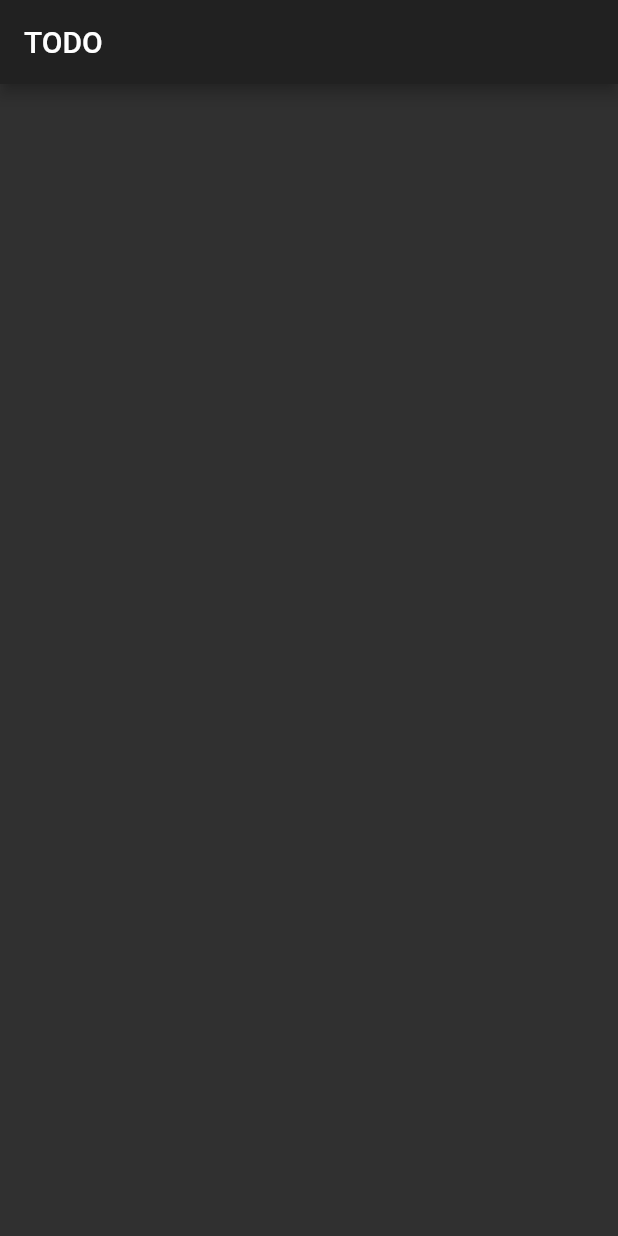
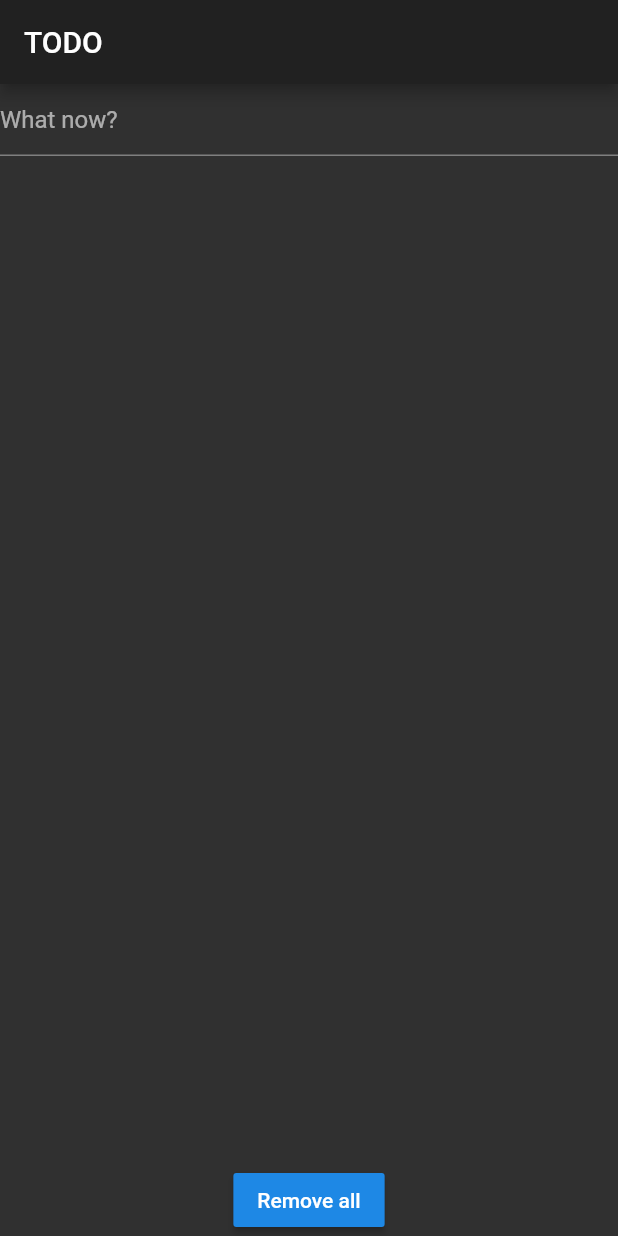
Before and after one commit to yzraeu/redux-todo-flutter, a Flutter app: the screen it shows after launch, on a phone screen of 412 x 824 dp. Run offline on Flutter 3.47's test engine with Material 2 defaults, Android fonts, the phone set to English and light mode, and no system bars; our stand-ins replace flutter_redux, redux.

Commit message:
added viewmodel behavior

```diff
--- a/lib/main.dart
+++ b/lib/main.dart
@@ -1,14 +1,27 @@
 import 'package:flutter/material.dart';
+
+import 'package:flutter_redux/flutter_redux.dart';
+import 'package:redux/redux.dart';
+
+import 'package:redux_todo_flutter/model/model.dart';
+import 'package:redux_todo_flutter/redux/actions.dart';
+import 'package:redux_todo_flutter/redux/reducers.dart';
 
 void main() => runApp(MyApp());
 
 class MyApp extends StatelessWidget {
   @override
   Widget build(BuildContext context) {
-    return MaterialApp(
+    final Store<AppState> store =
+        Store<AppState>(appStateReducer, initialState: AppState.initialState());
+
+    return StoreProvider<AppState>(
+      store: store,
+      child: MaterialApp(
         title: 'Flutter Demo',
         theme: ThemeData.dark(),
         home: MyHomePage(),
+      ),
     );
   }
 }
@@ -20,7 +33,105 @@ class MyHomePage extends StatelessWidget {
         appBar: AppBar(
           title: Text("TODO"),
         ),
-      body: Container(),
+        body: StoreConnector<AppState, _ViewModel>(
+            converter: (Store<AppState> store) => _ViewModel.create(store),
+            builder: (BuildContext context, _ViewModel viewModel) => Column(
+                  children: <Widget>[
+                    AddItemWidget(viewModel),
+                    Expanded(
+                      child: ItemListWidget(viewModel),
+                    ),
+                    RemoveItemsButton(viewModel)
+                  ],
+                )));
+  }
+}
+
+class RemoveItemsButton extends StatelessWidget {
+  final _ViewModel model;
+
+  RemoveItemsButton(this.model);
+
+  @override
+  Widget build(BuildContext context) {
+    return RaisedButton(
+      child: Text('Remove all'),
+      onPressed: () => model.onRemoveItems(),
     );
   }
 }
+
+class ItemListWidget extends StatelessWidget {
+  final _ViewModel model;
+
+  ItemListWidget(this.model);
+
+  @override
+  Widget build(BuildContext context) {
+    return ListView(
+      children: model.items.map((Item item) => ListTile(
+        title: Text(item.body),
+        leading: IconButton(
+          icon: Icon(Icons.delete),
+          onPressed: () => model.onRemoveItem(item),
+        ),
+      )).toList(),
+    );
+  }
+}
+
+class AddItemWidget extends StatefulWidget {
+  final _ViewModel model;
+  AddItemWidget(this.model);
+
+  @override
+  State<StatefulWidget> createState() => _AddItemState();
+}
+
+class _AddItemState extends State<AddItemWidget> {
+  final TextEditingController controller = TextEditingController();
+
+  @override
+  Widget build(BuildContext context) {
+    return TextField(
+      controller: controller,
+      decoration: InputDecoration(
+        hintText: 'What now?',
+      ),
+      onSubmitted: (String s) {
+        widget.model.onAddItem(s);
+        controller.text = '';
+      },
+    );
+  }
+}
+
+class _ViewModel {
+  final List<Item> items;
+  final Function(String) onAddItem;
+  final Function(Item) onRemoveItem;
+  final Function() onRemoveItems;
+
+  _ViewModel(
+      {this.items, this.onAddItem, this.onRemoveItem, this.onRemoveItems});
+
+  factory _ViewModel.create(Store<AppState> store) {
+    _onAddItem(String body) {
+      store.dispatch(AddItemAction(body));
+    }
+
+    _onRemoveItem(Item item) {
+      store.dispatch(RemoveItemAction(item));
+    }
+
+    _onRemoveItems() {
+      store.dispatch(RemoveItemsAction());
+    }
+
+    return _ViewModel(
+        items: store.state.items,
+        onAddItem: _onAddItem,
+        onRemoveItem: _onRemoveItem,
+        onRemoveItems: _onRemoveItems);
+  }
+}
--- a/lib/redux/actions.dart
+++ b/lib/redux/actions.dart
@@ -17,6 +17,6 @@ class RemoveItemAction {
   RemoveItemAction(this.item);
 }
 
-class RemoteItemsAction {
+class RemoveItemsAction {
 
 }
--- a/lib/redux/reducers.dart
+++ b/lib/redux/reducers.dart
@@ -16,7 +16,7 @@ List<Item> itemReducer(List<Item> state, action) {
     return List.unmodifiable(List.from(state)..remove(action.item));
   }
 
-  if (action is RemoteItemsAction) {
+  if (action is RemoveItemsAction) {
     return List.unmodifiable([]);
   }
 
--- a/pubspec.yaml
+++ b/pubspec.yaml
@@ -19,6 +19,8 @@ environment:
 dependencies:
   flutter:
     sdk: flutter
+  flutter_redux: ^0.5.3
+
 
   # The following adds the Cupertino Icons font to your application.
   # Use with the CupertinoIcons class for iOS style icons.
```
Also changed, not shown: pubspec.lock. Lines whose indentation alone changed are shown as unchanged.
